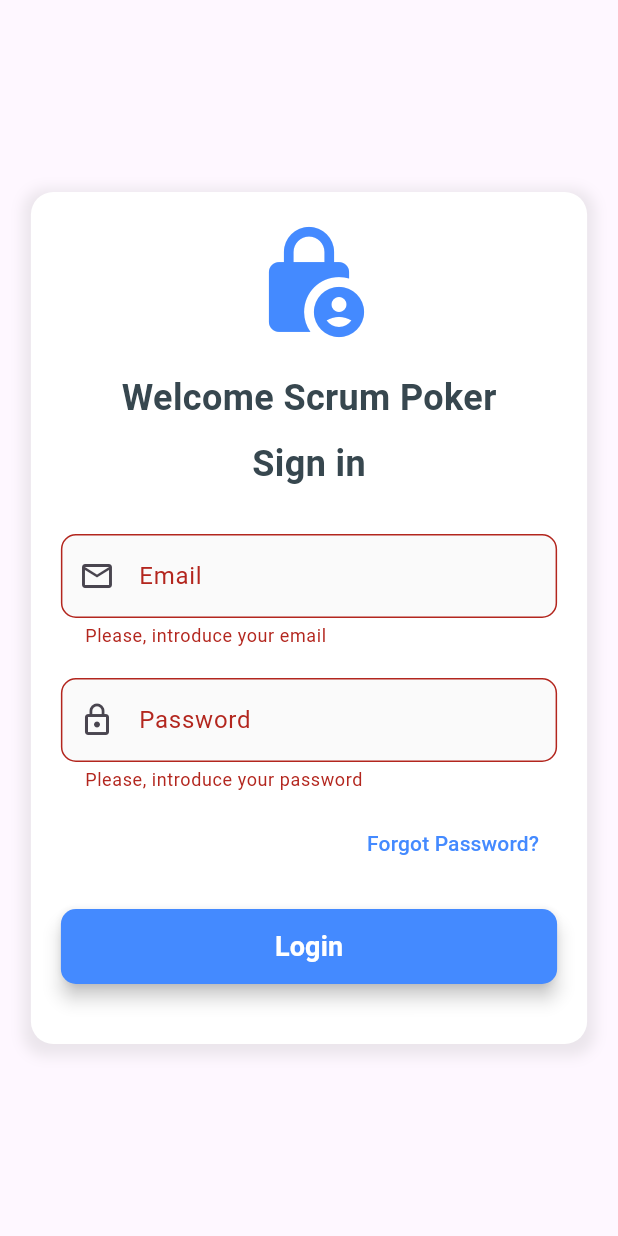
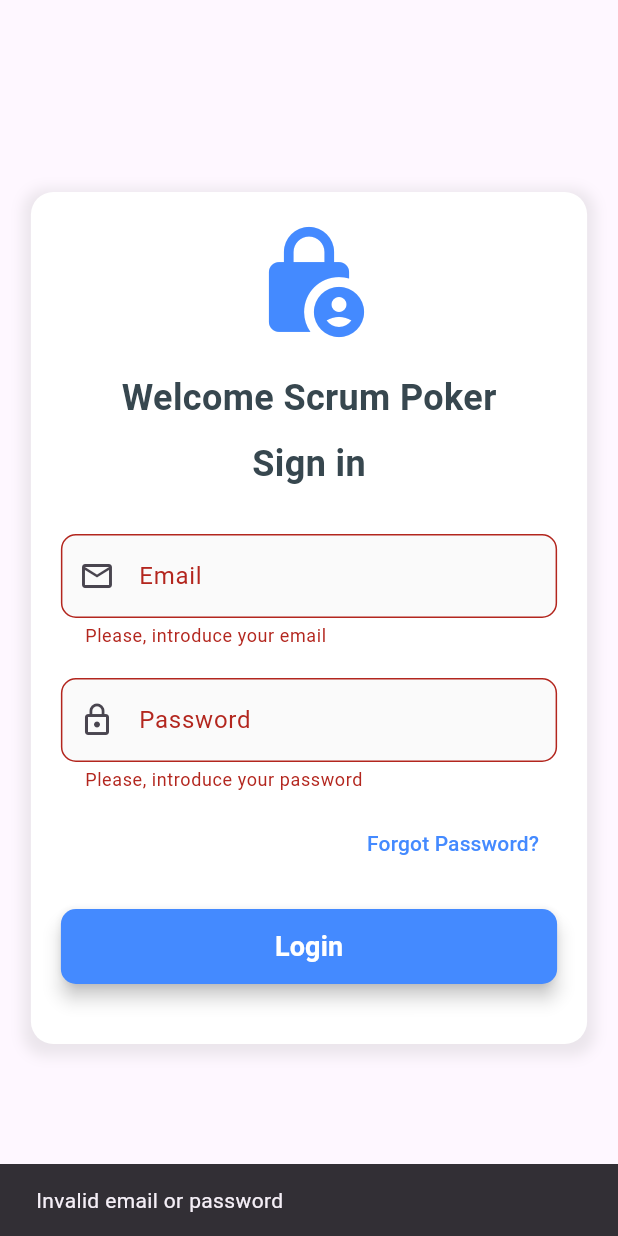
Before and after one commit to DaniloAfonseca/scrum_poker, a Flutter app: the screen it shows after launch, after a tap on "Login", on a phone screen of 412 x 824 dp. Run offline on Flutter 3.47's test engine with Material 3 defaults, Android fonts, the phone set to English and light mode, and no system bars; our stand-ins replace cloud_firestore, firebase_auth, firebase_core, go_router, web; accounts and stored records are empty; generated files the repository leaves out were written again; network calls fail.

Commit message:
fixed dashboard and navigator key

```diff
--- a/lib/login/login_screen.dart
+++ b/lib/login/login_screen.dart
@@ -1,5 +1,6 @@
 import 'package:flutter/material.dart';
 import 'package:go_router/go_router.dart';
+import 'package:scrum_poker/shared/router/go_router.dart';
 import 'package:scrum_poker/shared/router/routes.dart';
 import 'package:scrum_poker/shared/services/auth_services.dart';
 
@@ -32,15 +33,13 @@ class _LoginPageState extends State<LoginPage> {
         .signInWithEmailAndPassword(_emailController.text, _passwordController.text)
         .then((user) {
           if (user != null) {
-            if (context.mounted) {
-              context.go(Routes.room);
-            } else {
-              ScaffoldMessenger.of(context).showSnackBar(const SnackBar(content: Text('Invalid email or password')));
-            }
+            navigatorKey.currentContext!.go(Routes.room);
+          } else {
+            ScaffoldMessenger.of(navigatorKey.currentContext!).showSnackBar(const SnackBar(content: Text('Invalid email or password')));
           }
         })
         .catchError((error) {
-          ScaffoldMessenger.of(context).showSnackBar(SnackBar(content: Text('Error: $error')));
+          ScaffoldMessenger.of(navigatorKey.currentContext!).showSnackBar(SnackBar(content: Text('Error: $error')));
         })
         .whenComplete(() {
           setState(() => _isLoading = false);
--- a/lib/shared/router/go_router.dart
+++ b/lib/shared/router/go_router.dart
@@ -5,6 +5,8 @@ import 'package:scrum_poker/dashboard.dart';
 import 'package:scrum_poker/login/login_screen.dart';
 import 'package:scrum_poker/room_screen.dart';
 import 'package:scrum_poker/shared/router/routes.dart';
+
+final GlobalKey<NavigatorState> navigatorKey = GlobalKey<NavigatorState>();
 
 String? authGuard(BuildContext context, GoRouterState state) {
   final auth = FirebaseAuth.instance;
@@ -18,6 +20,7 @@ class ManagerRouter {
   static final router = GoRouter(
     initialLocation: '/',
     redirect: authGuard,
+    navigatorKey: navigatorKey,
     routes: [
       GoRoute(
         path: '/',
```
Also changed, not shown: lib/dashboard.dart (+35 -2 lines).
